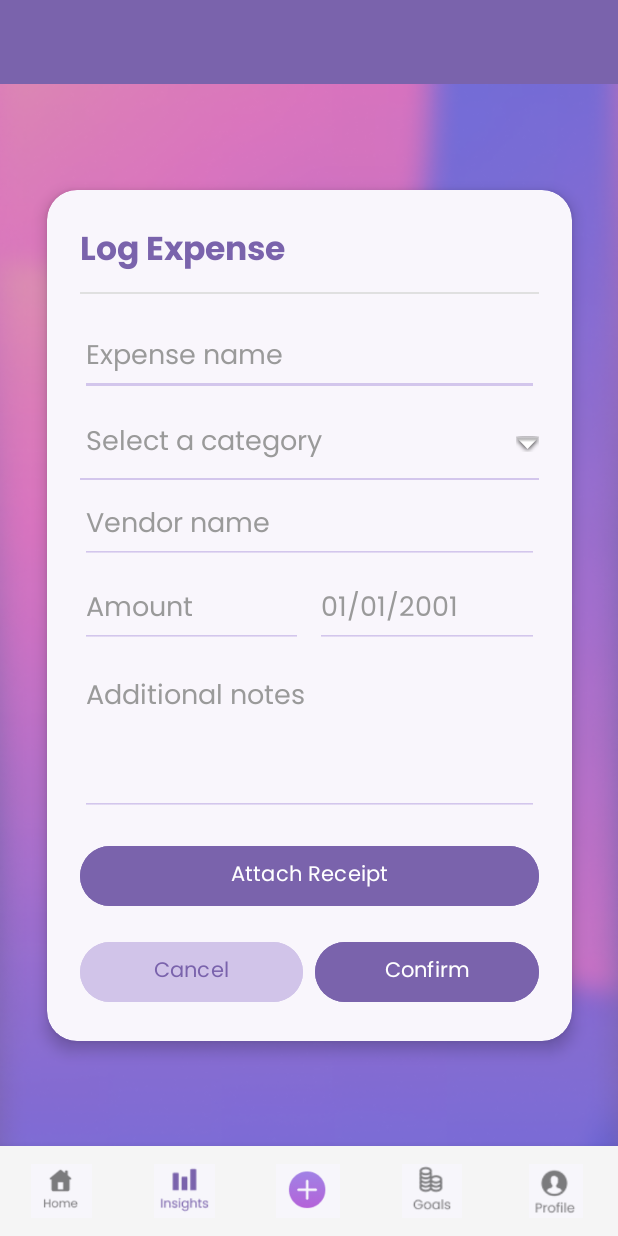
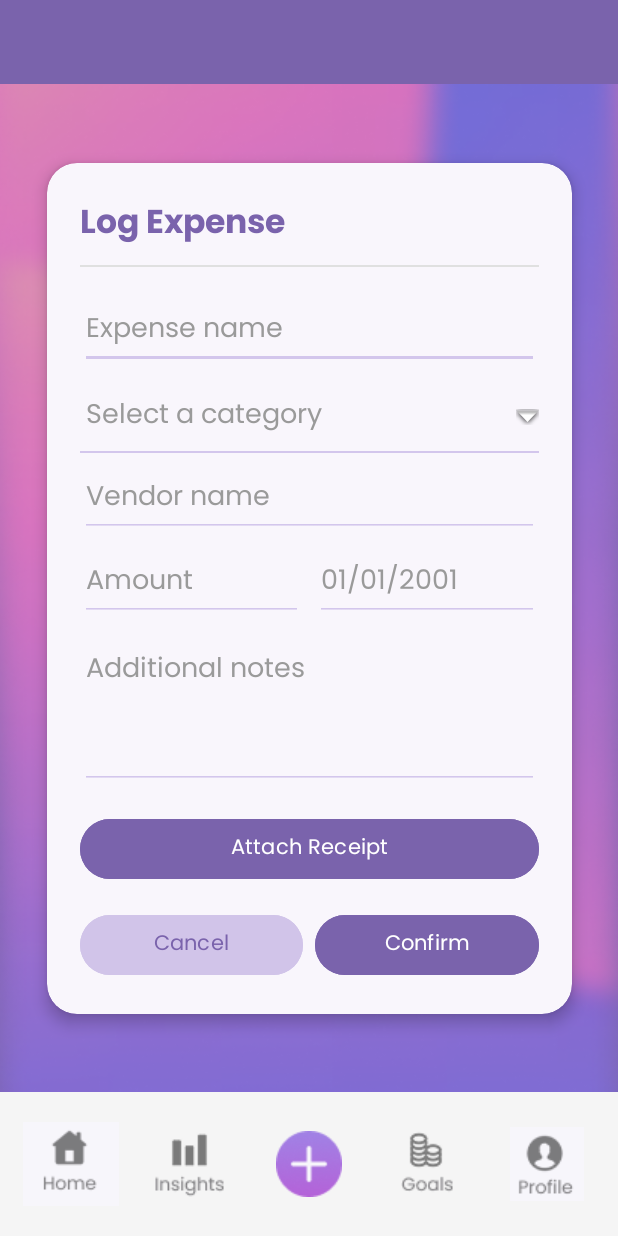
Before and after one commit to st10033925-azrahhabib/Coinverse, an Android app: the screen it shows after launch (LogExpense), on a phone screen of 412 x 824 dp. Run offline under Robolectric (Android 15) with nearby library versions, the phone set to English and light mode, and no system bars.

Commit message:
adjusted nav bar

```diff
--- a/app/src/main/res/layout/activity_log_expense.xml
+++ b/app/src/main/res/layout/activity_log_expense.xml
@@ -203,63 +203,67 @@
         </LinearLayout>
     </androidx.cardview.widget.CardView>
 
-
+    <!-- nav bar -->
     <LinearLayout
         android:id="@+id/bottomNav"
         android:layout_width="0dp"
-        android:layout_height="60dp"
+        android:layout_height="wrap_content"
         android:orientation="horizontal"
+        android:padding="8dp"
         android:background="#F5F5F5"
-        android:elevation="8dp"
-        android:gravity="center"
         app:layout_constraintBottom_toBottomOf="parent"
         app:layout_constraintStart_toStartOf="parent"
-        app:layout_constraintEnd_toEndOf="parent">
+        app:layout_constraintEnd_toEndOf="parent"
+        android:gravity="center">
 
-        <ImageView
+        <ImageButton
             android:id="@+id/ivHome"
             android:layout_width="0dp"
+            android:layout_height="wrap_content"
             android:layout_weight="1"
-            android:layout_height="wrap_content"
             android:src="@drawable/home"
             android:contentDescription="Home"
+            android:background="@android:color/transparent"
             android:padding="12dp" />
 
-        <ImageView
+        <ImageButton
             android:id="@+id/ivInsights"
             android:layout_width="0dp"
+            android:layout_height="wrap_content"
             android:layout_weight="1"
-            android:layout_height="wrap_content"
             android:src="@drawable/insights"
             android:contentDescription="Insights"
+            android:background="@android:color/transparent"
             android:padding="12dp" />
 
-        <ImageView
+        <ImageButton
             android:id="@+id/ivAdd"
             android:layout_width="0dp"
             android:layout_height="wrap_content"
             android:layout_weight="1"
+            android:src="@drawable/add_button"
             android:contentDescription="Add"
-            android:padding="12dp"
-            android:src="@drawable/add" />
+            android:background="@android:color/transparent"
+            android:padding="12dp" />
 
-        <ImageView
+        <ImageButton
             android:id="@+id/ivGoals"
             android:layout_width="0dp"
+            android:layout_height="wrap_content"
             android:layout_weight="1"
-            android:layout_height="wrap_content"
-            android:src="@drawable/goals"
+            android:src="@drawable/goal"
             android:contentDescription="Goals"
+            android:background="@android:color/transparent"
             android:padding="12dp" />
 
-        <ImageView
+        <ImageButton
             android:id="@+id/ivProfile"
             android:layout_width="0dp"
+            android:layout_height="wrap_content"
             android:layout_weight="1"
-            android:layout_height="wrap_content"
             android:src="@drawable/profile"
             android:contentDescription="Profile"
+            android:background="@android:color/transparent"
             android:padding="12dp" />
-
     </LinearLayout>
 </androidx.constraintlayout.widget.ConstraintLayout>
```
Also changed, not shown: app/src/main/res/drawable/add_button.png (added), app/src/main/res/drawable/goal.png (added), app/src/main/res/drawable/goals.png (deleted), app/src/main/res/drawable/insights.png.
